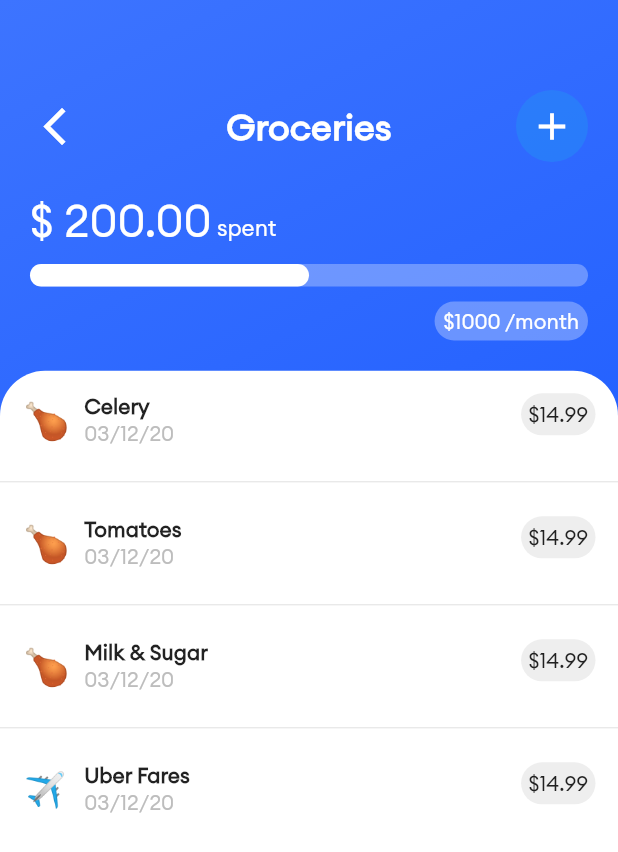
After one commit to devshally/xafe_challenge, a Flutter app: the BudgetScreen screen opened directly, after a tap on "Groceries", on a phone screen of 412 x 824 dp. The commit adds this screen. Shown: the top 852 px of the screen. Run offline on Flutter 3.47's test engine with Material 2 defaults, Android fonts, the phone set to English and light mode, and no system bars; drawn by our look-alikes of flutter_animation_progress_bar; our stand-ins replace cloud_firestore, firebase_auth, firebase_core, font_awesome_flutter; accounts and stored records are empty.

Commit message:
Built budget screen.

```diff
--- a/lib/app/features/budget/data/list_grid.dart
+++ b/lib/app/features/budget/data/list_grid.dart
@@ -21,13 +21,13 @@ List<Widget> gridButtons = [
     amount: '35',
     color: Colors.green.shade500,
     shade: Colors.green.shade100,
-    currentValue: 70,
+    currentValue: 35,
   ),
   GridButton(
     text: 'Clothing',
     amount: '235',
     color: Colors.orange.shade500,
     shade: Colors.orange.shade100,
-    currentValue: 70,
+    currentValue: 50,
   ),
 ];
--- /dev/null
+++ b/lib/app/features/budget/presentation/screens/budget_details.dart
@@ -0,0 +1,79 @@
+import 'package:flutter/material.dart';
+import 'package:xafe_challenge/app/features/budget/data/list_grid.dart';
+import 'package:xafe_challenge/app/features/budget/presentation/widgets/budget_details.dart';
+import 'package:xafe_challenge/app/features/budget/presentation/widgets/budget_row.dart';
+
+class Budget extends StatelessWidget {
+  const Budget({Key? key}) : super(key: key);
+
+  @override
+  Widget build(BuildContext context) {
+    return Scaffold(
+      body: Stack(
+        children: [
+          Container(
+            decoration: BoxDecoration(
+              gradient: LinearGradient(
+                begin: Alignment.topLeft,
+                end: Alignment.bottomRight,
+                colors: [
+                  Color(0xFF3D74FF),
+                  Color(0xFF094DFF),
+                ],
+              ),
+            ),
+          ),
+          Column(
+            children: [
+              Padding(
+                padding: EdgeInsets.fromLTRB(20, 60, 20, 20),
+                child: Row(
+                  mainAxisAlignment: MainAxisAlignment.spaceBetween,
+                  children: [
+                    IconButton(
+                      onPressed: () {
+                        Navigator.pop(context);
+                      },
+                      icon: Icon(
+                        Icons.arrow_back_ios,
+                        color: Colors.white,
+                        size: 30.0,
+                      ),
+                    ),
+                    Text(
+                      'Groceries',
+                      style: TextStyle(
+                          color: Colors.white,
+                          fontWeight: FontWeight.w600,
+                          fontFamily: 'Euclid Circular',
+                          fontSize: 24.0),
+                    ),
+                    Container(
+                      decoration: BoxDecoration(
+                        color: Colors.blue.withOpacity(0.4),
+                        shape: BoxShape.circle,
+                      ),
+                      child: IconButton(
+                        onPressed: () {},
+                        icon: Icon(
+                          Icons.add,
+                          color: Colors.white,
+                          size: 30.0,
+                        ),
+                      ),
+                    ),
+                  ],
+                ),
+              ),
+              BudgetRow(),
+            ],
+          ),
+          Positioned(
+            bottom: 0.0,
+            child: BudgetDetails(),
+          ),
+        ],
+      ),
+    );
+  }
+}
--- a/lib/app/features/budget/presentation/screens/budget_screen.dart
+++ b/lib/app/features/budget/presentation/screens/budget_screen.dart
@@ -71,6 +71,8 @@ class BudgetScreen extends StatelessWidget {
                     ),
                     child: Icon(
                       Icons.add,
+                      color: Colors.white,
+                      size: 30.0,
                     ),
                   ),
                 ),
--- /dev/null
+++ b/lib/app/features/budget/presentation/widgets/budget_details.dart
@@ -0,0 +1,92 @@
+import 'package:flutter/material.dart';
+import 'package:xafe_challenge/app/core/data.dart';
+import 'package:xafe_challenge/app/features/expenses/data/models/data.dart';
+import 'package:xafe_challenge/app/features/expenses/data/models/expense.dart';
+
+class BudgetDetails extends StatelessWidget {
+  @override
+  Widget build(BuildContext context) {
+    Padding _buildRecentExpenses(BuildContext, Expense expense) {
+      return Padding(
+        padding: EdgeInsets.symmetric(vertical: 15.0, horizontal: 15.0),
+        child: Column(
+          children: [
+            Row(
+              crossAxisAlignment: CrossAxisAlignment.start,
+              mainAxisAlignment: MainAxisAlignment.spaceBetween,
+              children: [
+                Row(
+                  children: [
+                    Text(
+                      expense.emoji,
+                      style: TextStyle(
+                        fontSize: 25.0,
+                      ),
+                    ),
+                    SizedBox(
+                      width: 10.0,
+                    ),
+                    Column(
+                      crossAxisAlignment: CrossAxisAlignment.start,
+                      children: [
+                        Text(
+                          expense.name,
+                          style: TextStyle(
+                            fontFamily: 'Euclid Circular',
+                            fontWeight: FontWeight.bold,
+                          ),
+                        ),
+                        Text(
+                          expense.date,
+                          style: TextStyle(
+                            fontFamily: 'Euclid Circular',
+                            color: Colors.grey[400],
+                          ),
+                        ),
+                      ],
+                    ),
+                  ],
+                ),
+                Container(
+                  decoration: BoxDecoration(
+                    color: Colors.grey[200],
+                    borderRadius: BorderRadius.circular(15),
+                  ),
+                  child: Padding(
+                    padding: EdgeInsets.all(5.0),
+                    child: Text(
+                      expense.amount,
+                      style: TextStyle(
+                        fontFamily: 'Euclid Circular',
+                      ),
+                    ),
+                  ),
+                ),
+              ],
+            ),
+          ],
+        ),
+      );
+    }
+
+    return Container(
+      height: MediaQuery.of(context).size.height * 0.7,
+      width: MediaQuery.of(context).size.width,
+      decoration: BoxDecoration(
+        color: Colors.white,
+        borderRadius: BorderRadius.only(
+          topLeft: Radius.circular(30.0),
+          topRight: Radius.circular(30.0),
+        ),
+      ),
+      child: ListView.separated(
+        itemCount: transactions.length,
+        separatorBuilder: (BuildContext context, int index) => Divider(),
+        itemBuilder: (BuildContext context, int index) {
+          Expense expense = expenses[index];
+          return _buildRecentExpenses(context, expense);
+        },
+      ),
+    );
+  }
+}
--- /dev/null
+++ b/lib/app/features/budget/presentation/widgets/budget_row.dart
@@ -0,0 +1,76 @@
+import 'package:flutter/material.dart';
+import 'package:flutter_animation_progress_bar/flutter_animation_progress_bar.dart';
+
+class BudgetRow extends StatelessWidget {
+  const BudgetRow({Key? key}) : super(key: key);
+
+  @override
+  Widget build(BuildContext context) {
+    return Container(
+      child: Padding(
+        padding: EdgeInsets.symmetric(horizontal: 20.0),
+        child: Column(
+          children: [
+            Row(
+              crossAxisAlignment: CrossAxisAlignment.end,
+              children: [
+                Text(
+                  '\$ 200.00',
+                  style: TextStyle(
+                    fontFamily: 'Euclid Circular',
+                    fontWeight: FontWeight.w500,
+                    color: Colors.white,
+                    fontSize: 30.0,
+                  ),
+                ),
+                Padding(
+                  padding: EdgeInsets.symmetric(vertical: 5.0),
+                  child: Text(
+                    ' spent',
+                    style: TextStyle(
+                      fontFamily: 'Euclid Circular',
+                      color: Colors.white,
+                      fontSize: 15.0,
+                    ),
+                  ),
+                ),
+              ],
+            ),
+            Padding(
+              padding: EdgeInsets.symmetric(vertical: 10.0),
+              child: Container(
+                width: MediaQuery.of(context).size.width,
+                child: FAProgressBar(
+                  progressColor: Colors.white,
+                  backgroundColor: Colors.white.withOpacity(0.3),
+                  size: 15.0,
+                  currentValue: 50,
+                ),
+              ),
+            ),
+            Align(
+              alignment: Alignment.topRight,
+              child: Container(
+                decoration: BoxDecoration(
+                  borderRadius: BorderRadius.circular(15.0),
+                  color: Colors.white.withOpacity(0.3),
+                ),
+                child: Padding(
+                  padding:
+                      EdgeInsets.symmetric(vertical: 04.0, horizontal: 6.0),
+                  child: Text(
+                    '\$1000 ' + '/month',
+                    style: TextStyle(
+                      fontFamily: 'Euclid Circular',
+                      color: Colors.white,
+                    ),
+                  ),
+                ),
+              ),
+            ),
+          ],
+        ),
+      ),
+    );
+  }
+}
--- a/lib/app/features/budget/presentation/widgets/grid_button.dart
+++ b/lib/app/features/budget/presentation/widgets/grid_button.dart
@@ -1,5 +1,6 @@
 import 'package:flutter/material.dart';
 import 'package:flutter_animation_progress_bar/flutter_animation_progress_bar.dart';
+import 'package:xafe_challenge/app/features/budget/presentation/screens/budget_details.dart';
 
 class GridButton extends StatelessWidget {
   final String text;
@@ -19,14 +20,23 @@ class GridButton extends StatelessWidget {
 
   @override
   Widget build(BuildContext context) {
-    return Container(
+    return GestureDetector(
+      onTap: () {
+        Navigator.push(
+          context,
+          MaterialPageRoute(
+            builder: (_) => Budget(),
+          ),
+        );
+      },
+      child: Container(
         width: 150.0,
         decoration: BoxDecoration(
           borderRadius: BorderRadius.circular(15.0),
           color: Colors.white,
         ),
         child: Padding(
-        padding: EdgeInsets.all(15.0),
+          padding: EdgeInsets.symmetric(horizontal: 15.0, vertical: 22.0),
           child: Column(
             crossAxisAlignment: CrossAxisAlignment.start,
             children: [
@@ -63,7 +73,7 @@ class GridButton extends StatelessWidget {
               Padding(
                 padding: EdgeInsets.symmetric(vertical: 10.0),
                 child: Container(
-                width: 100.0,
+                  width: 150.0,
                   child: FAProgressBar(
                     currentValue: 70,
                     size: 10,
@@ -75,6 +85,7 @@ class GridButton extends StatelessWidget {
             ],
           ),
         ),
+      ),
     );
   }
 }
--- /dev/null
+++ b/lib/app/features/categories/data/models/category.dart
@@ -0,0 +1,6 @@
+class Category {
+  String name;
+  String emoji;
+
+  Category(this.emoji, this.name);
+}
--- /dev/null
+++ b/lib/app/features/expenses/data/models/data.dart
@@ -0,0 +1,13 @@
+import 'package:xafe_challenge/app/features/expenses/data/models/expense.dart';
+
+final expenseHistory1 = Expense('Celery', '\$14.99', '🍗', '03/12/20');
+final expenseHistory2 = Expense('Tomatoes', '\$14.99', '🍗', '03/12/20');
+final expenseHistory3 = Expense('Milk & Sugar', '\$14.99', '🍗', '03/12/20');
+final expenseHistory4 = Expense('Uber Fares', '\$14.99', '✈️', '03/12/20');
+
+List<Expense> expenses = [
+  expenseHistory1,
+  expenseHistory2,
+  expenseHistory3,
+  expenseHistory4,
+];
--- /dev/null
+++ b/lib/app/features/expenses/data/models/expense.dart
@@ -0,0 +1,11 @@
+import 'package:xafe_challenge/app/features/categories/data/models/category.dart';
+
+class Expense {
+  String name;
+  String amount;
+  // List<Category> category;
+  String emoji;
+  String date;
+
+  Expense(this.name, this.amount, this.emoji, this.date);
+}
--- /dev/null
+++ b/lib/app/features/expenses/data/presentation/screens/add_expense.dart
@@ -0,0 +1,8 @@
+import 'package:flutter/material.dart';
+
+class AddExpense extends StatelessWidget {
+  @override
+  Widget build(BuildContext context) {
+    return Container();
+  }
+}
```
Lines whose indentation alone changed are shown as unchanged.
